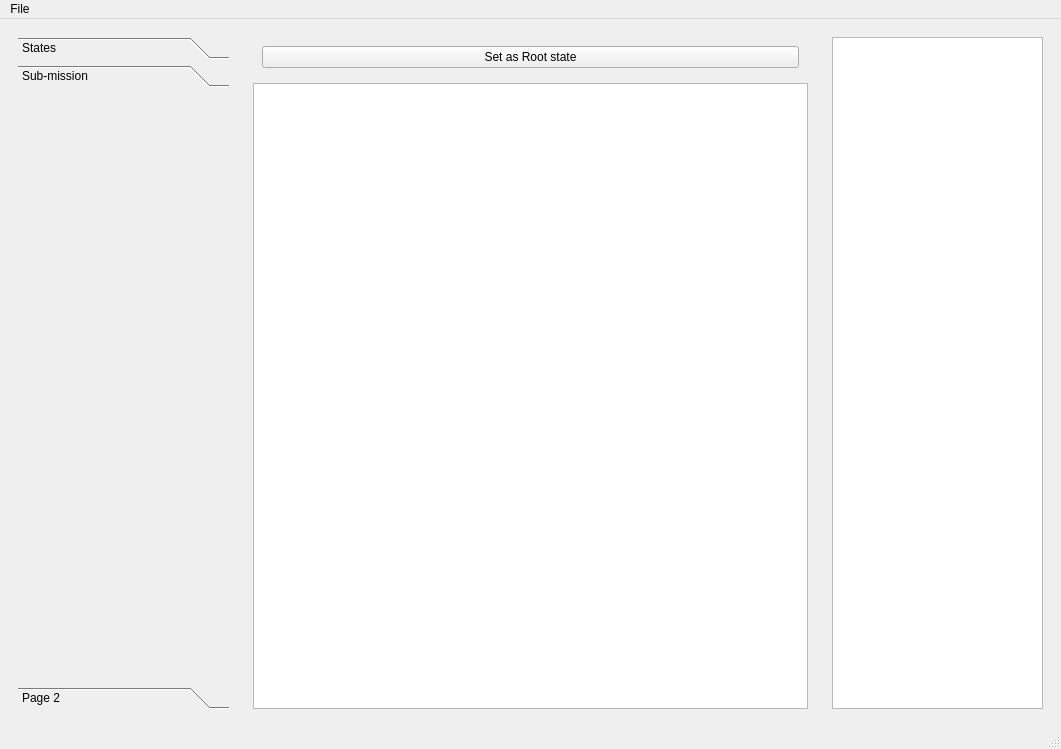
Before: the Qt Designer form rqt_mission_planner/resource/mainwindow.ui in sonia-auv/rqt_sonia_plugins, drawn with Qt 5.
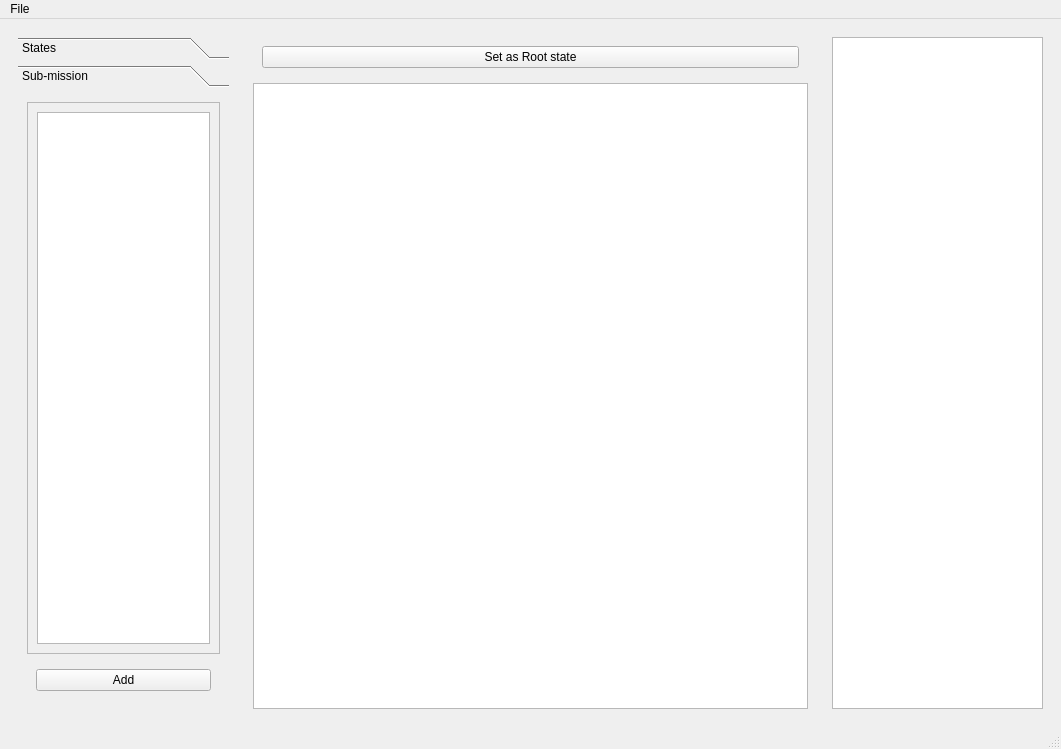
After: the same form once the commit is applied. The open tabs and pages were chosen to show the change.

Commit message: Sub missions are now working

The edit to the form file:
```diff
--- a/rqt_mission_planner/resource/mainwindow.ui
+++ b/rqt_mission_planner/resource/mainwindow.ui
@@ -85,25 +85,49 @@
             <x>0</x>
             <y>0</y>
             <width>211</width>
-            <height>588</height>
+            <height>616</height>
            </rect>
           </property>
           <attribute name="label">
            <string>Sub-mission</string>
           </attribute>
-         </widget>
-         <widget class="QWidget" name="page_3">
+          <layout class="QVBoxLayout" name="verticalLayout_5">
+           <item>
+            <widget class="QScrollArea" name="scrollArea_3">
+             <property name="widgetResizable">
+              <bool>true</bool>
+             </property>
+             <widget class="QWidget" name="scrollAreaWidgetContents_2">
           <property name="geometry">
            <rect>
             <x>0</x>
             <y>0</y>
-            <width>211</width>
-            <height>588</height>
-           </rect>
-          </property>
-          <attribute name="label">
-           <string>Page 2</string>
-          </attribute>
+                <width>191</width>
+                <height>550</height>
+               </rect>
+              </property>
+              <layout class="QHBoxLayout" name="horizontalLayout_5">
+               <item>
+                <widget class="QListWidget" name="list_submissions"/>
+               </item>
+              </layout>
+             </widget>
+            </widget>
+           </item>
+           <item>
+            <widget class="QWidget" name="widget_3" native="true">
+             <layout class="QHBoxLayout" name="horizontalLayout_6">
+              <item>
+               <widget class="QPushButton" name="add_submission">
+                <property name="text">
+                 <string>Add</string>
+                </property>
+               </widget>
+              </item>
+             </layout>
+            </widget>
+           </item>
+          </layout>
          </widget>
         </widget>
        </item>
```
Left out of the diff: 6 changed lines with no effect on the pictures. Lines whose indentation alone changed are shown as unchanged. The commit also changes 2 other files.
